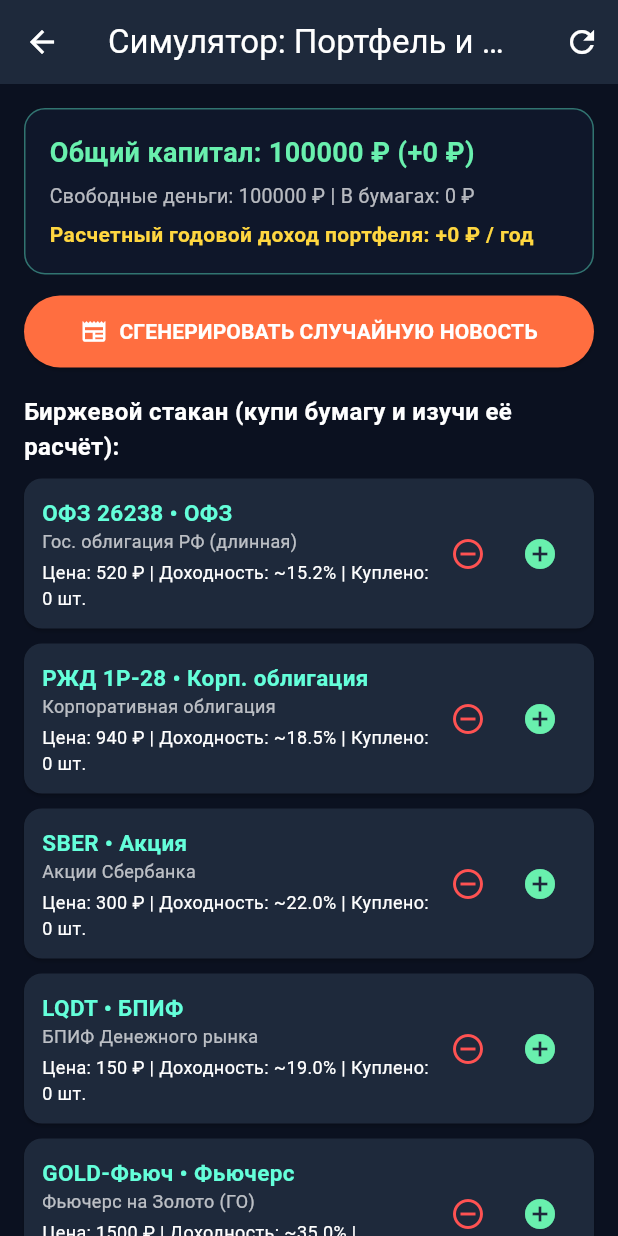
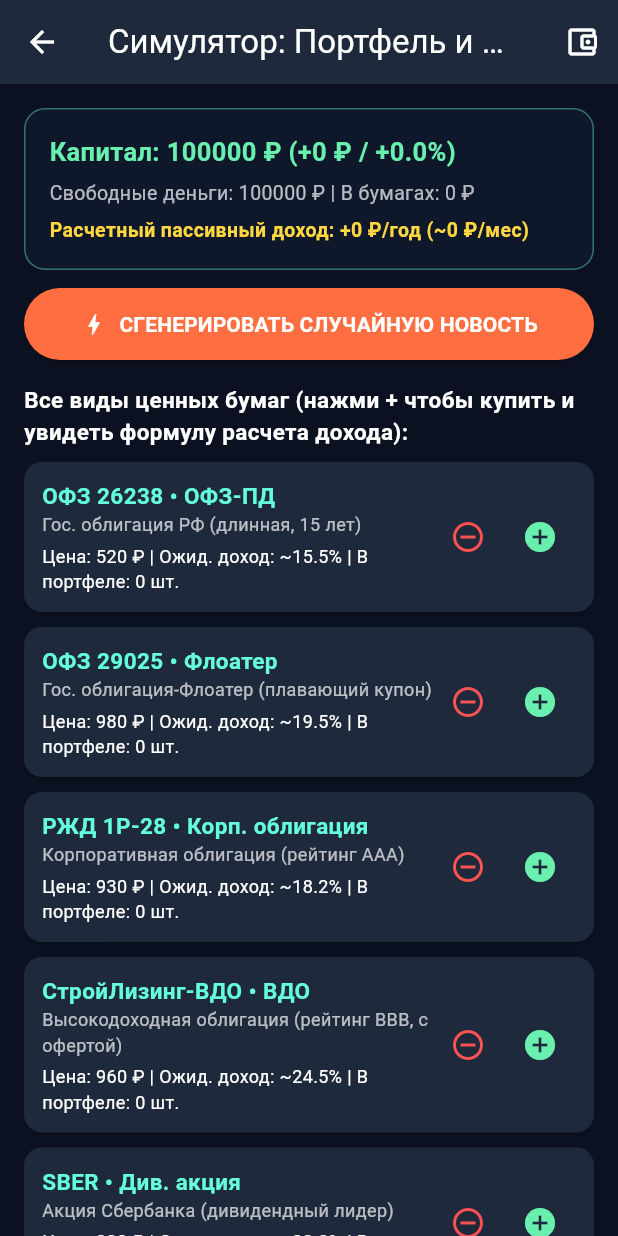
Before and after one commit to apriory50-create/invest_trainer_2, a Flutter app: the SimulatorScreen screen opened directly, on a phone screen of 412 x 824 dp. Run offline on Flutter 3.47's test engine with Material 3 defaults, Android fonts, the phone set to English and light mode, and no system bars.

Commit message:
Update simulator_screen.dart

```diff
--- a/lib/simulator_screen.dart
+++ b/lib/simulator_screen.dart
@@ -1,6 +1,7 @@
 import 'dart:math';
 import 'package:flutter/material.dart';
-import 'models_data.dart';
+import 'models.dart';
+import 'market_data.dart';
 
 class SimulatorScreen extends StatefulWidget {
   const SimulatorScreen({super.key});
@@ -10,6 +11,7 @@ class SimulatorScreen extends StatefulWidget {
 }
 
 class _SimulatorScreenState extends State<SimulatorScreen> {
+  double _initialCapital = 100000.0;
   double _cash = 100000.0;
   final Map<String, int> _holdings = {};
   final Map<String, double> _currentPrices = {
@@ -20,6 +22,7 @@ class _SimulatorScreenState extends State<SimulatorScreen> {
   MarketNews? _activeNews;
   NewsOption? _chosenNewsOption;
   double _lastNewsPortfolioDeltaRub = 0.0;
+  final List<String> _lastNewsAssetBreakdown = [];
 
   double get _portfolioAssetsValue {
     double total = 0;
@@ -45,7 +48,7 @@ class _SimulatorScreenState extends State<SimulatorScreen> {
     final price = _currentPrices[asset.id] ?? asset.price;
     if (_cash < price) {
       ScaffoldMessenger.of(context).showSnackBar(
-        const SnackBar(content: Text('Недостаточно свободных денег в портфеле!')),
+        const SnackBar(content: Text('Недостаточно свободных денег! Продайте часть активов или пополните счет.')),
       );
       return;
     }
@@ -74,30 +77,35 @@ class _SimulatorScreenState extends State<SimulatorScreen> {
   void _triggerRandomNews() {
     if (_holdings.isEmpty) {
       ScaffoldMessenger.of(context).showSnackBar(
-        const SnackBar(
-          content: Text('Сначала купите хотя бы одну ценную бумагу в портфель!'),
-        ),
+        const SnackBar(content: Text('Портфель пуст! Сначала купите хотя бы одну ценную бумагу ниже.')),
       );
       return;
     }
     final rnd = Random();
     final news = marketNewsList[rnd.nextInt(marketNewsList.length)];
     double totalDelta = 0.0;
+    final List<String> breakdown = [];
 
     setState(() {
       for (var asset in marketAssets) {
         final qty = _holdings[asset.id] ?? 0;
         final impactPct = news.typeImpactPct[asset.type] ?? 0.0;
         final oldPrice = _currentPrices[asset.id] ?? asset.price;
-        final newPrice = (oldPrice * (1.0 + impactPct / 100.0)).clamp(10.0, 100000.0);
+        final newPrice = (oldPrice * (1.0 + impactPct / 100.0)).clamp(10.0, 500000.0);
         if (qty > 0) {
-          totalDelta += (newPrice - oldPrice) * qty;
+          final deltaRub = (newPrice - oldPrice) * qty;
+          totalDelta += deltaRub;
+          final sign = deltaRub >= 0 ? '+' : '';
+          breakdown.add('${asset.ticker} ($qty шт.): $sign${deltaRub.toStringAsFixed(0)} ₽ ($sign$impactPct%)');
         }
         _currentPrices[asset.id] = newPrice;
       }
       _activeNews = news;
       _chosenNewsOption = null;
       _lastNewsPortfolioDeltaRub = totalDelta;
+      _lastNewsAssetBreakdown
+        ..clear()
+        ..addAll(breakdown);
     });
   }
 
@@ -107,13 +115,14 @@ class _SimulatorScreenState extends State<SimulatorScreen> {
     final bonusRub = baseValue * (option.balanceBonusPct / 100.0);
     setState(() {
       _chosenNewsOption = option;
-      _cash = (_cash + bonusRub).clamp(0.0, 10000000.0);
+      _cash = (_cash + bonusRub).clamp(0.0, 100000000.0);
     });
   }
 
-  void _resetSimulator() {
+  void _resetSimulator(double newCapital) {
     setState(() {
-      _cash = 100000.0;
+      _initialCapital = newCapital;
+      _cash = newCapital;
       _holdings.clear();
       for (var a in marketAssets) {
         _currentPrices[a.id] = a.price;
@@ -122,6 +131,7 @@ class _SimulatorScreenState extends State<SimulatorScreen> {
       _activeNews = null;
       _chosenNewsOption = null;
       _lastNewsPortfolioDeltaRub = 0.0;
+      _lastNewsAssetBreakdown.clear();
     });
   }
 
@@ -135,10 +145,16 @@ class _SimulatorScreenState extends State<SimulatorScreen> {
         backgroundColor: const Color(0xFF1E293B),
         foregroundColor: Colors.white,
         actions: [
-          IconButton(
-            tooltip: 'Сбросить портфель',
-            onPressed: _resetSimulator,
-            icon: const Icon(Icons.refresh),
+          PopupMenuButton<double>(
+            icon: const Icon(Icons.account_balance_wallet_outlined),
+            tooltip: 'Выбрать стартовый капитал (сброс)',
+            onSelected: _resetSimulator,
+            itemBuilder: (_) => const [
+              PopupMenuItem(value: 50000, child: Text('Начать с 50 000 ₽')),
+              PopupMenuItem(value: 100000, child: Text('Начать со 100 000 ₽')),
+              PopupMenuItem(value: 500000, child: Text('Начать с 500 000 ₽')),
+              PopupMenuItem(value: 1000000, child: Text('Начать с 1 000 000 ₽')),
+            ],
           ),
         ],
       ),
@@ -146,7 +162,7 @@ class _SimulatorScreenState extends State<SimulatorScreen> {
         padding: const EdgeInsets.fromLTRB(16, 16, 16, 100),
         children: [
           _buildPortfolioHeader(totalCapital),
-          const SizedBox(height: 14),
+          const SizedBox(height: 12),
           SizedBox(
             width: double.infinity,
             child: ElevatedButton.icon(
@@ -156,7 +172,7 @@ class _SimulatorScreenState extends State<SimulatorScreen> {
                 padding: const EdgeInsets.symmetric(vertical: 14),
               ),
               onPressed: _triggerRandomNews,
-              icon: const Icon(Icons.newspaper),
+              icon: const Icon(Icons.bolt),
               label: const Text(
                 'СГЕНЕРИРОВАТЬ СЛУЧАЙНУЮ НОВОСТЬ',
                 style: TextStyle(fontWeight: FontWeight.bold),
@@ -171,10 +187,10 @@ class _SimulatorScreenState extends State<SimulatorScreen> {
             const SizedBox(height: 14),
             _buildCalculationExplainCard(_selectedAssetForExplain!),
           ],
-          const SizedBox(height: 18),
+          const SizedBox(height: 16),
           const Text(
-            'Биржевой стакан (купи бумагу и изучи её расчёт):',
-            style: TextStyle(color: Colors.white, fontSize: 16, fontWeight: FontWeight.bold),
+            'Все виды ценных бумаг (нажми + чтобы купить и увидеть формулу расчета дохода):',
+            style: TextStyle(color: Colors.white, fontSize: 15, fontWeight: FontWeight.bold),
           ),
           const SizedBox(height: 10),
           ...marketAssets.map(_buildAssetRow),
@@ -184,7 +200,10 @@ class _SimulatorScreenState extends State<SimulatorScreen> {
   }
 
   Widget _buildPortfolioHeader(double totalCapital) {
-    final profit = totalCapital - 100000.0;
+    final profit = totalCapital - _initialCapital;
+    final profitPct = _initialCapital > 0 ? (profit / _initialCapital) * 100 : 0.0;
+    final monthlyIncome = _expectedAnnualIncomeRub / 12.0;
+
     return Container(
       padding: const EdgeInsets.all(16),
       decoration: BoxDecoration(
@@ -196,10 +215,10 @@ class _SimulatorScreenState extends State<SimulatorScreen> {
         crossAxisAlignment: CrossAxisAlignment.start,
         children: [
           Text(
-            'Общий капитал: ${totalCapital.toStringAsFixed(0)} ₽ (${profit >= 0 ? '+' : ''}${profit.toStringAsFixed(0)} ₽)',
+            'Капитал: ${totalCapital.toStringAsFixed(0)} ₽ (${profit >= 0 ? '+' : ''}${profit.toStringAsFixed(0)} ₽ / ${profit >= 0 ? '+' : ''}${profitPct.toStringAsFixed(1)}%)',
             style: TextStyle(
               color: profit >= 0 ? Colors.greenAccent : Colors.redAccent,
-              fontSize: 18,
+              fontSize: 17,
               fontWeight: FontWeight.bold,
             ),
           ),
@@ -210,8 +229,8 @@ class _SimulatorScreenState extends State<SimulatorScreen> {
           ),
           const SizedBox(height: 6),
           Text(
-            'Расчетный годовой доход портфеля: +${_expectedAnnualIncomeRub.toStringAsFixed(0)} ₽ / год',
-            style: const TextStyle(color: Colors.amberAccent, fontSize: 14, fontWeight: FontWeight.w600),
+            'Расчетный пассивный доход: +${_expectedAnnualIncomeRub.toStringAsFixed(0)} ₽/год (~${monthlyIncome.toStringAsFixed(0)} ₽/мес)',
+            style: const TextStyle(color: Colors.amberAccent, fontSize: 13, fontWeight: FontWeight.bold),
           ),
         ],
       ),
@@ -223,32 +242,37 @@ class _SimulatorScreenState extends State<SimulatorScreen> {
     final price = _currentPrices[asset.id] ?? asset.price;
     final posSum = price * qty;
     final yearlyRub = posSum * (asset.expectedYieldPct / 100.0);
+    final monthlyRub = yearlyRub / 12.0;
+    final ndfl13 = yearlyRub * 0.13;
+    final netYearlyRub = yearlyRub - ndfl13;
 
     return Container(
       padding: const EdgeInsets.all(14),
       decoration: BoxDecoration(
         color: const Color(0xFF1E293B),
         borderRadius: BorderRadius.circular(12),
-        border: Border.all(color: Colors.amberAccent),
+        border: Border.all(color: Colors.amberAccent, width: 1.5),
       ),
       child: Column(
         crossAxisAlignment: CrossAxisAlignment.start,
         children: [
           Text(
-            'Разбор бумаги: ${asset.ticker} (${asset.type})',
-            style: const TextStyle(color: Colors.amberAccent, fontWeight: FontWeight.bold, fontSize: 16),
+            'РАСЧЕТ И ФОРМУЛА ПО БУМАГЕ: ${asset.ticker} (${asset.type})',
+            style: const TextStyle(color: Colors.amberAccent, fontWeight: FontWeight.bold, fontSize: 15),
           ),
           const SizedBox(height: 6),
           Text(
-            'У вас в портфеле: $qty шт. на сумму ${posSum.toStringAsFixed(0)} ₽.\nОжидаемый доход позиции: +${yearlyRub.toStringAsFixed(0)} ₽ в год (${asset.expectedYieldPct}% годовых).',
-            style: const TextStyle(color: Colors.white, fontSize: 13),
+            'В портфеле: $qty шт. × ${price.toStringAsFixed(0)} ₽ = ${posSum.toStringAsFixed(0)} ₽\n'
+            'Доход до налога (${asset.expectedYieldPct}%): +${yearlyRub.toStringAsFixed(0)} ₽/год (+${monthlyRub.toStringAsFixed(0)} ₽/мес)\n'
+            'Чистыми после НДФЛ 13%: +${netYearlyRub.toStringAsFixed(0)} ₽/год (налог ${ndfl13.toStringAsFixed(0)} ₽ или 0 ₽ на ИИС-3)',
+            style: const TextStyle(color: Colors.white, fontSize: 13, height: 1.4),
           ),
           const Divider(color: Colors.white24, height: 16),
           Text('Формула: ${asset.formulaExplain}', style: const TextStyle(color: Colors.tealAccent, fontSize: 13)),
           const SizedBox(height: 6),
-          Text('Как считается: ${asset.calcExplain}', style: const TextStyle(color: Colors.white70, fontSize: 13)),
+          Text('Пояснение расчета: ${asset.calcExplain}', style: const TextStyle(color: Colors.white70, fontSize: 13)),
           const SizedBox(height: 6),
-          Text('Главный показатель: ${asset.indicatorExplain}', style: const TextStyle(color: Colors.lightBlueAccent, fontSize: 13)),
+          Text('Показатель: ${asset.indicatorExplain}', style: const TextStyle(color: Colors.lightBlueAccent, fontSize: 13)),
           const SizedBox(height: 6),
           Text('Риски: ${asset.riskExplain}', style: const TextStyle(color: Colors.redAccent, fontSize: 13)),
         ],
@@ -269,7 +293,7 @@ class _SimulatorScreenState extends State<SimulatorScreen> {
         crossAxisAlignment: CrossAxisAlignment.start,
         children: [
           Text(
-            'СРОЧНАЯ НОВОСТЬ (${news.category}):',
+            'НОВОСТЬ НА РЫНКЕ (${news.category}):',
             style: const TextStyle(color: Colors.orangeAccent, fontSize: 12, fontWeight: FontWeight.bold),
           ),
           const SizedBox(height: 4),
@@ -278,20 +302,27 @@ class _SimulatorScreenState extends State<SimulatorScreen> {
           Text(news.description, style: const TextStyle(color: Colors.white70, fontSize: 13)),
           const SizedBox(height: 8),
           Text(
-            'Моментальная переоценка вашего портфеля: ${isPositive ? '+' : ''}${_lastNewsPortfolioDeltaRub.toStringAsFixed(0)} ₽',
+            'Итого влияние на ваш портфель: ${isPositive ? '+' : ''}${_lastNewsPortfolioDeltaRub.toStringAsFixed(0)} ₽',
             style: TextStyle(
               color: isPositive ? Colors.greenAccent : Colors.redAccent,
               fontWeight: FontWeight.bold,
+              fontSize: 15,
             ),
           ),
-          const SizedBox(height: 6),
+          if (_lastNewsAssetBreakdown.isNotEmpty) ...[
+            const SizedBox(height: 6),
+            ..._lastNewsAssetBreakdown.map(
+              (line) => Text('• $line', style: const TextStyle(color: Colors.white, fontSize: 12)),
+            ),
+          ],
+          const SizedBox(height: 8),
           Text(
             'Почему так произошло: ${news.portfolioImpactExplain}',
             style: const TextStyle(color: Colors.amberAccent, fontSize: 13),
           ),
           const Divider(color: Colors.white24, height: 18),
           const Text(
-            'Выберите ваше действие в ответ на новость:',
+            'Выберите ваше действие:',
             style: TextStyle(color: Colors.white, fontWeight: FontWeight.bold, fontSize: 14),
           ),
           const SizedBox(height: 8),
@@ -325,7 +356,7 @@ class _SimulatorScreenState extends State<SimulatorScreen> {
                 ),
               ),
               child: Text(
-                'Разбор вашего решения (${_chosenNewsOption!.balanceBonusPct >= 0 ? '+' : ''}${_chosenNewsOption!.balanceBonusPct}% к капиталу):\n${_chosenNewsOption!.explanation}',
+                'Пояснение по вашему действию (эффект ${_chosenNewsOption!.balanceBonusPct >= 0 ? '+' : ''}${_chosenNewsOption!.balanceBonusPct}% к портфелю):\n${_chosenNewsOption!.explanation}',
                 style: const TextStyle(color: Colors.white, fontSize: 13, height: 1.4),
               ),
             ),
@@ -358,7 +389,7 @@ class _SimulatorScreenState extends State<SimulatorScreen> {
                     Text(asset.name, style: const TextStyle(color: Colors.white70, fontSize: 12)),
                     const SizedBox(height: 4),
                     Text(
-                      'Цена: ${price.toStringAsFixed(0)} ₽ | Доходность: ~${asset.expectedYieldPct}% | Куплено: $qty шт.',
+                      'Цена: ${price.toStringAsFixed(0)} ₽ | Ожид. доход: ~${asset.expectedYieldPct}% | В портфеле: $qty шт.',
                       style: const TextStyle(color: Colors.white, fontSize: 12),
                     ),
                   ],
```
